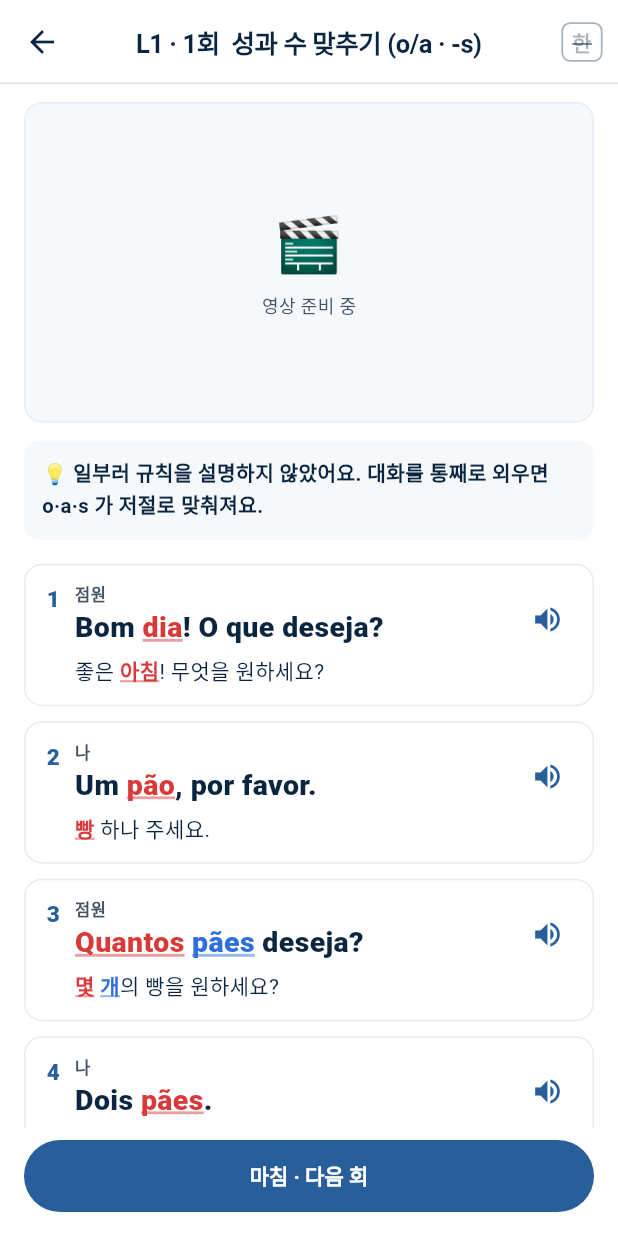
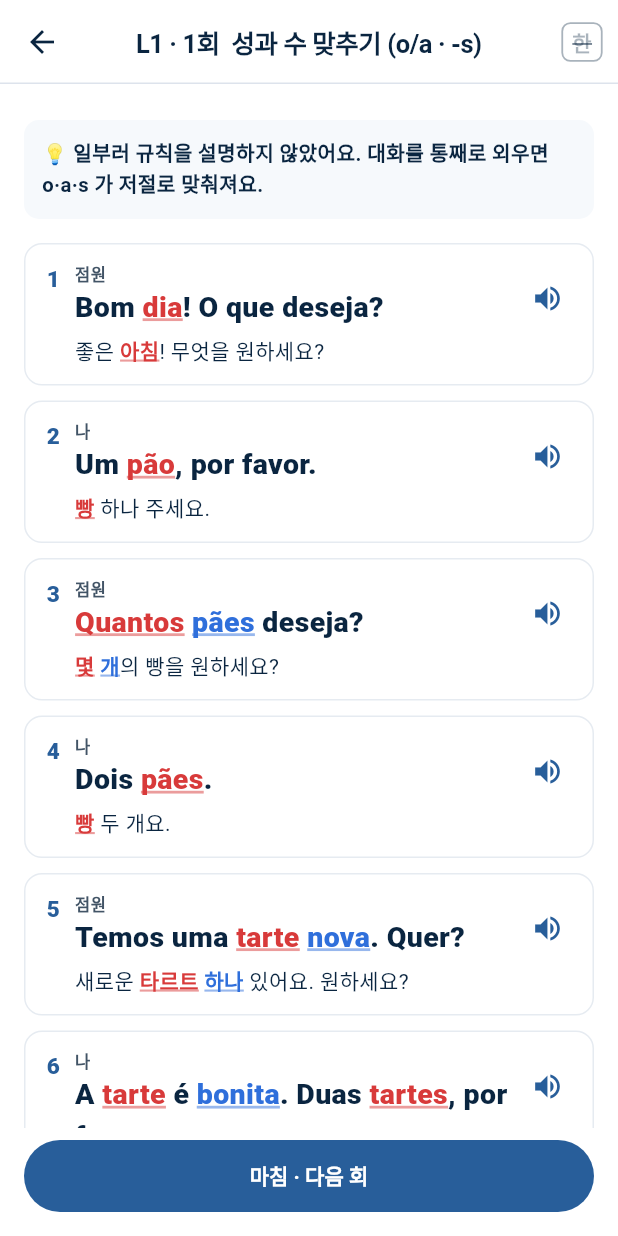
Before and after one commit to talkverselab/talkverse-pt, a Flutter app: the SenseCourseScreen screen opened directly, after a tap on "1회", on a phone screen of 412 x 824 dp. Run offline on Flutter 3.47's test engine with Material 3 defaults, Android fonts, the phone set to English and light mode, and no system bars; our stand-ins replace audioplayers, csv, drift, drift_flutter, flutter_secure_storage, flutter_tts and 5 more; missing offline and left inert: flutter_web_auth_2; accounts and stored records are empty; generated files the repository leaves out were written again; Roboto replaces fonts that are missing (Pretendard); statements that could not run were skipped.

Commit message:
ui: 심사 대비 자리표시 감춤 — 언어감각 빈 회차·「영상 준비 중」 칸(데이터 있으면 보임), 편 없는 회화 레벨 「준비 중」, 판 전환 칩(브라질판 준비 중), 회화 제목 스페인어 잔재 → Conversa
Co-Authored-By: Claude Opus 5.5 <noreply@anthropic.com>
Claude-Session: https://claude.ai/code/session_01A6i92hKFdhdZicLSQnELku

```diff
--- a/lib/core/l10n_dict.dart
+++ b/lib/core/l10n_dict.dart
@@ -4,6 +4,8 @@
 // ignore_for_file: lines_longer_than_80_chars
 
 const Map<String, String> kDictEn = {
+  '대화 통째로 외우기 · 10급': 'Memorize whole conversations · 10 levels',
+  '대화를 통째로 외워요. 규칙은 참고에만 있어요.': 'Memorize whole conversations. Rules are only in the notes.',
   '다른 언어 배우기': 'Learn another language',
   'Talkverse 의 다른 언어로 이동': 'Switch to another Talkverse language',
   // 이용권·결제(2026-11-09 가격 확정)
@@ -90,7 +92,7 @@ const Map<String, String> kDictEn = {
   '발음': 'Pronunciation', '발음 (rr · ñ · 강세)': 'Pronunciation (rr · ñ · stress)', '단어 카드': 'Word cards',
   '복습': 'Review', '플래시카드 복습': 'Flashcard review',
   // 회화
-  '회화 · Conversación': 'Conversation', '회화 · Beszélgetés': 'Conversation', '회화 · Conversazione': 'Conversation',
+  '회화 · Conversación': 'Conversation', '회화 · Conversa': 'Conversation', '회화 · Beszélgetés': 'Conversation', '회화 · Conversazione': 'Conversation',
   '회화 · Konuşma': 'Conversation', '회화 · Разговор': 'Conversation', '회화 · Яриа': 'Conversation', '회화 · محادثة': 'Conversation',
   'L1 스토리 — 첫 만남': 'L1 Story — first meeting', 'L2 일상 챗': 'L2 Daily chat', 'L3 내러티브': 'L3 Narrative',
   '문장 카드로 연습': 'Practice with sentence cards', '한국어 번역 토글': 'Toggle Korean translation',
@@ -337,6 +339,8 @@ const Map<String, String> kDictEn = {
 };
 
 const Map<String, String> kDictJa = {
+  '대화 통째로 외우기 · 10급': '会話をまるごと暗記 · 10級',
+  '대화를 통째로 외워요. 규칙은 참고에만 있어요.': '会話をまるごと覚えましょう。ルールは参考だけにあります。',
   '다른 언어 배우기': '他の言語を学ぶ',
   'Talkverse 의 다른 언어로 이동': 'Talkverse の他の言語へ',
   // 이용권·결제(2026-11-09 가격 확정)
@@ -421,7 +425,7 @@ const Map<String, String> kDictJa = {
   '빈도 단어': '頻出単語', '성·수': '性・数', '성·수 일치': '性・数の一致',
   '발음': '発音', '발음 (rr · ñ · 강세)': '発音 (rr · ñ · アクセント)', '단어 카드': '単語カード',
   '복습': '復習', '플래시카드 복습': 'フラッシュカード復習',
-  '회화 · Conversación': '会話', '회화 · Beszélgetés': '会話', '회화 · Conversazione': '会話',
+  '회화 · Conversación': '会話', '회화 · Conversa': '会話', '회화 · Beszélgetés': '会話', '회화 · Conversazione': '会話',
   '회화 · Konuşma': '会話', '회화 · Разговор': '会話', '회화 · Яриа': '会話', '회화 · محادثة': '会話',
   'L1 스토리 — 첫 만남': 'L1 ストーリー — 初めての出会い', 'L2 일상 챗': 'L2 日常チャット', 'L3 내러티브': 'L3 ナラティブ',
   '문장 카드로 연습': '文カードで練習', '한국어 번역 토글': '韓国語訳の表示切替',
@@ -659,6 +663,8 @@ const Map<String, String> kDictJa = {
 };
 
 const Map<String, String> kDictZh = {
+  '대화 통째로 외우기 · 10급': '整段背对话 · 10级',
+  '대화를 통째로 외워요. 규칙은 참고에만 있어요.': '整段背下对话。规则只在参考里。',
   '다른 언어 배우기': '学习其他语言',
   'Talkverse 의 다른 언어로 이동': '切换到 Talkverse 的其他语言',
   // 이용권·결제(2026-11-09 가격 확정)
@@ -743,7 +749,7 @@ const Map<String, String> kDictZh = {
   '빈도 단어': '高频词', '성·수': '性·数', '성·수 일치': '性数一致',
   '발음': '发音', '발음 (rr · ñ · 강세)': '发音 (rr · ñ · 重音)', '단어 카드': '单词卡片',
   '복습': '复习', '플래시카드 복습': '卡片复习',
-  '회화 · Conversación': '会话', '회화 · Beszélgetés': '会话', '회화 · Conversazione': '会话',
+  '회화 · Conversación': '会话', '회화 · Conversa': '会话', '회화 · Beszélgetés': '会话', '회화 · Conversazione': '会话',
   '회화 · Konuşma': '会话', '회화 · Разговор': '会话', '회화 · Яриа': '会话', '회화 · محادثة': '会话',
   'L1 스토리 — 첫 만남': 'L1 故事 — 初次见面', 'L2 일상 챗': 'L2 日常聊天', 'L3 내러티브': 'L3 叙事',
   '문장 카드로 연습': '用句子卡片练习', '한국어 번역 토글': '切换韩语翻译',
--- a/lib/screens/conversation_screen.dart
+++ b/lib/screens/conversation_screen.dart
@@ -45,13 +45,13 @@ class _ConversationScreenState extends State<ConversationScreen> {
     final catalog = EpisodeCatalog.instance;
     return Scaffold(
       backgroundColor: AppColors.cal,
-      appBar: AppBar(title: Text(tr('회화 · Conversación'))),
+      appBar: AppBar(title: Text(tr('회화 · Conversa'))),
       body: _loading
           ? const Center(child: CircularProgressIndicator())
           : ListView(
               padding: const EdgeInsets.all(16),
               children: [
-                for (final level in EpisodeCatalog.levels) ...[
+                for (final level in EpisodeCatalog.levels.where((l) => catalog.forLevel(l).isNotEmpty)) ...[   // 편이 있는 레벨만(심사 11-22)
                   Row(
                     children: [
                       TileBadge(text: level, size: 28),
--- a/lib/screens/main_screen.dart
+++ b/lib/screens/main_screen.dart
@@ -402,7 +402,7 @@ class _MenuGrid extends StatelessWidget {
           builder: (_) => const PtSoundsScreen()),
       ]),
       (tr('문법'), [
-        _MenuItem(label: tr('언어감각 익히기'), sub: tr('영상 → 대화 통째로 외우기 · 10급'), badge: '🧠', color: AppColors.beni,
+        _MenuItem(label: tr('언어감각 익히기'), sub: tr('대화 통째로 외우기 · 10급'), badge: '🧠', color: AppColors.beni,
           builder: (_) => const SenseCourseScreen()),
         _MenuItem(label: tr('문법'), sub: 'Gramática', badge: 'G', color: AppColors.rojoDeep,
           builder: (_) => const GrammarHubScreen()),
--- a/lib/screens/sense_course_screen.dart
+++ b/lib/screens/sense_course_screen.dart
@@ -32,8 +32,23 @@ class SenseCourse {
     } catch (_) {
       raw = utf8.decode((await rootBundle.load(assetPath('assets/data/$_kRel'))).buffer.asUint8List());
     }
-    return _cache = json.decode(raw) as Map<String, dynamic>;
+    return _cache = _onlyFilled(json.decode(raw) as Map<String, dynamic>);
   }
+
+  /// 데이터가 있는 회차·급만 보인다 — 빈 「대화 준비 중」 회차는 감춘다(통합 앱 심사 11-22, 지우지 않고 조건으로).
+  static Map<String, dynamic> _onlyFilled(Map<String, dynamic> d) {
+    bool filled(Map<String, dynamic> ls) =>
+        ls['kind'] == 'memorize' ? ((ls['sentences'] as List?) ?? const []).isNotEmpty : true;
+    final levels = <Map<String, dynamic>>[];
+    for (final lv in ((d['levels'] as List?) ?? const []).cast<Map<String, dynamic>>()) {
+      final ls = ((lv['lessons'] as List?) ?? const []).cast<Map<String, dynamic>>().where(filled).toList();
+      if (ls.isNotEmpty) levels.add({...lv, 'lessons': ls});
+    }
+    return {...d, 'levels': levels};
+  }
+
+  /// 영상 주소가 하나라도 있는지(없으면 「영상」 안내·칸을 감춘다).
+  static bool hasVideo(Map<String, dynamic> d) => flat(d).any((e) => ((e.$2['video'] as String?) ?? '').isNotEmpty);
 
   static Future<Set<String>> done() async => ((await Prefs.getInstance()).getStringList(_kDoneKey) ?? const []).toSet();
 
@@ -98,7 +113,7 @@ class _SenseCourseScreenState extends State<SenseCourseScreen> {
     final next = all.indexWhere((e) => !isRef(e.$2) && !_done.contains(e.$2['id']));
     final real = all.where((e) => !isRef(e.$2)).toList();
     final children = <Widget>[
-      Text(tr('영상을 보고, 대화를 통째로 외워요. 규칙은 참고에만 있어요.'),
+      Text(SenseCourse.hasVideo(d) ? tr('영상을 보고, 대화를 통째로 외워요. 규칙은 참고에만 있어요.') : tr('대화를 통째로 외워요. 규칙은 참고에만 있어요.'),
           style: const TextStyle(fontSize: 13, color: AppColors.sumiLight)),
       const SizedBox(height: 4),
       Text(trf('{0}/{1}회 마침', [real.where((e) => _done.contains(e.$2['id'])).length, real.length]),
@@ -337,7 +352,7 @@ class _Memorize extends StatelessWidget {
     const tlStyle = TextStyle(fontSize: 19, fontWeight: FontWeight.w800, color: AppColors.sumi, height: 1.45);
     const koStyle = TextStyle(fontSize: 14, color: AppColors.sumi, height: 1.45);
     return Column(crossAxisAlignment: CrossAxisAlignment.stretch, children: [
-      LessonVideo(url: video),
+      if (video.isNotEmpty) LessonVideo(url: video), // 영상이 없으면 칸을 감춘다(「영상 준비 중」 안 보임)
       if (note.isNotEmpty) ...[
         const SizedBox(height: 12),
         Container(
--- a/lib/widgets/episode_play_pane.dart
+++ b/lib/widgets/episode_play_pane.dart
@@ -432,8 +432,7 @@ class _ControlBar extends StatelessWidget {
         ),
       chip('한국어', showKo, onKo),
       // 판 전환(시안 PT-01 칸 ②) — 브라질판 데이터가 생기기 전까지 Portugal 고정
-      chip('Portugal ▾', false, () => ScaffoldMessenger.of(context).showSnackBar(
-            SnackBar(content: Text(tr('브라질판(pt-BR)은 준비 중입니다 — 지금은 유럽 포르투갈어(Portugal)입니다.'))))),
+      // 판 전환 칩(Portugal ▾)은 브라질판 데이터가 생길 때까지 감춘다 — 누르면 「준비 중」만 나와서(심사 11-22)
     ]);
     final speed = Row(mainAxisSize: MainAxisSize.min, children: [
       Text(tr('속도'), style: const TextStyle(fontSize: 12, fontWeight: FontWeight.w800, color: AppColors.sumi)),
```
